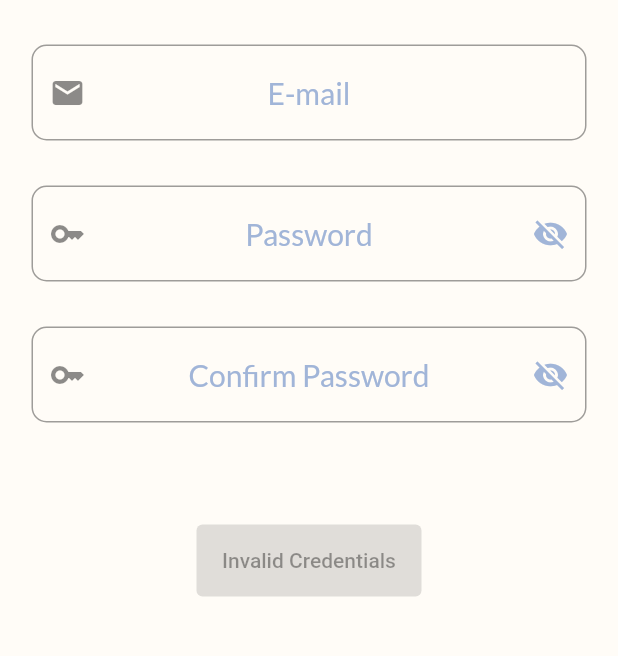
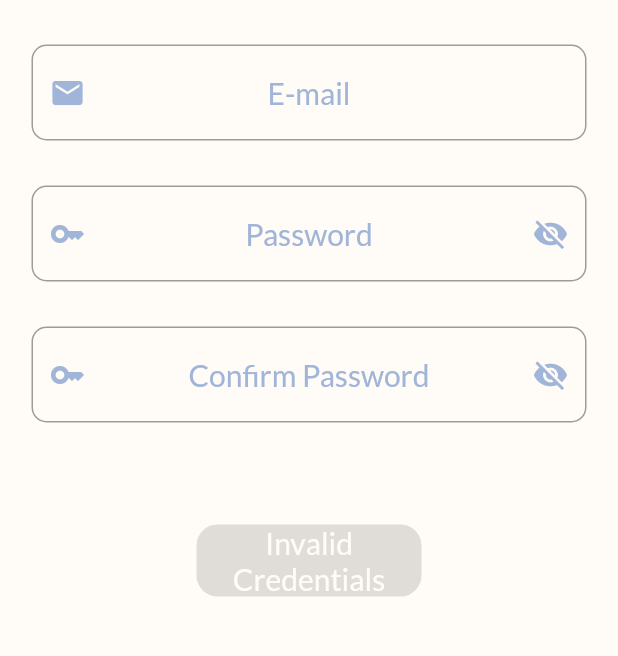
Before and after one commit to wilsleygermano/climbing_english, a Flutter app: the RegisterPage screen opened directly, on a phone screen of 412 x 824 dp, the part 410-1066 px from its top. Run offline on Flutter 3.47's test engine with Material 2 defaults, Android fonts, the phone set to English and light mode, and no system bars; our stand-ins replace firebase_auth, firebase_core, flutter_mobx, google_fonts, lottie, mobx; accounts and stored records are empty; generated files the repository leaves out were written again.

Commit message:
WIP register_page

```diff
--- a/lib/core/classes/climbing_english_app.dart
+++ b/lib/core/classes/climbing_english_app.dart
@@ -9,6 +9,7 @@ class ClimbingEnglishApp extends StatelessWidget {
   Widget build(BuildContext context) {
     return MaterialApp(
       title: 'Flutter Demo',
+      debugShowCheckedModeBanner: false,
 
       home: SplashPage(),
 
--- a/lib/core/widgets/app_colors.dart
+++ b/lib/core/widgets/app_colors.dart
@@ -5,5 +5,4 @@ class AppColors {
   static Color maincolor2 = const Color(0xFFFFFCF7);
   static Color maincolor3 = const Color(0xFF738290);
   static Color textcolor = const Color(0xFF000000);
-  static Color transparent =Colors.transparent;
 }
--- a/lib/features/register/view/register_page.dart
+++ b/lib/features/register/view/register_page.dart
@@ -45,7 +45,7 @@ class RegisterPage extends StatelessWidget {
                     child: MyTextField(
                         textController: _controller.changeEmail,
                         hintText: "E-mail",
-                        icon: Icon(Icons.email),
+                        icon: Icon(Icons.email, color: AppColors.maincolor1,),
                         textInputActionField: TextInputAction.next),
                   );
                 }),
@@ -56,7 +56,7 @@ class RegisterPage extends StatelessWidget {
                     child: MyPasswordField(
                       textController: _controller.changePassword,
                       hintText: "Password",
-                      icon: Icon(Icons.key),
+                      icon: Icon(Icons.key, color: AppColors.maincolor1,),
                       textInputActionField: TextInputAction.next,
                       isPasswordVisible: _controller.isPasswordVisible,
                       sufixIcon: IconButton(
@@ -81,7 +81,7 @@ class RegisterPage extends StatelessWidget {
                     child: MyPasswordField(
                       textController: _controller.changePasswordConfirmation,
                       hintText: "Confirm Password",
-                      icon: Icon(Icons.key),
+                      icon: Icon(Icons.key, color: AppColors.maincolor1,),
                       textInputActionField: TextInputAction.done,
                       isPasswordVisible:
                           _controller.isPasswordConfirmationVisible,
@@ -112,10 +112,14 @@ class RegisterPage extends StatelessWidget {
                       child: Observer(builder: (_) {
                         bool isLoading = _controller.isButtonAtLoadingState;
                         return ElevatedButton(
+                          style: ElevatedButton.styleFrom(
+                            shape: RoundedRectangleBorder(
+                              borderRadius: BorderRadius.circular(14)
+                            )
+                          ),
                           onPressed: _controller.areCredentialsValid
                               ? () async {
                                   _controller.setButtonToLoadingState();
-                                  final resource =
                                       await _controller.createUser();
                                   if (_controller.areCredentialsValid ==
                                       false) {
@@ -124,7 +128,7 @@ class RegisterPage extends StatelessWidget {
                                             builder: (context) {
                                               return Dialog(
                                                 backgroundColor:
-                                                    AppColors.maincolor3,
+                                                    AppColors.maincolor1,
                                                 child:
                                                     Text("Invalid Credentials"),
                                               );
@@ -146,13 +150,14 @@ class RegisterPage extends StatelessWidget {
                               : null,
                           child: isLoading
                               ? Container(
+                                color: AppColors.maincolor1,
                                   width: 24,
                                   height: 24,
                                   child: Lottie.network(
-                                      "https://assets10.lottiefiles.com/packages/lf20_wh5alaq6.json"))
+                                  "https://assets10.lottiefiles.com/packages/lf20_wh5alaq6.json"))
                               : Text(_controller.areCredentialsValid
                                   ? "CREATE"
-                                  : "Invalid Credentials"),
+                                  : "Invalid Credentials", style: AppFonts.appfont20.copyWith(color: AppColors.maincolor2), textAlign: TextAlign.center,),
                         );
                       })),
                 )
```
